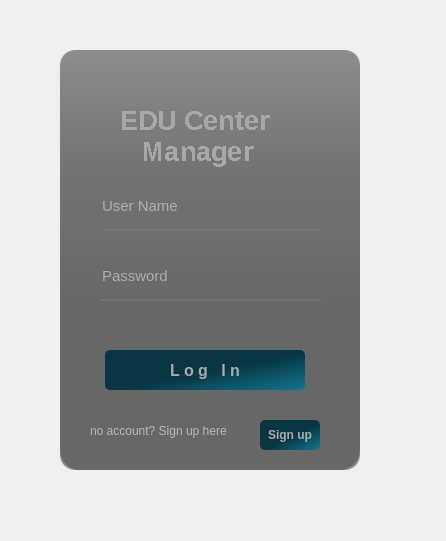
Qt form UIs/loginForm.ui (IxBahy/EDU-center-system) before a commit.
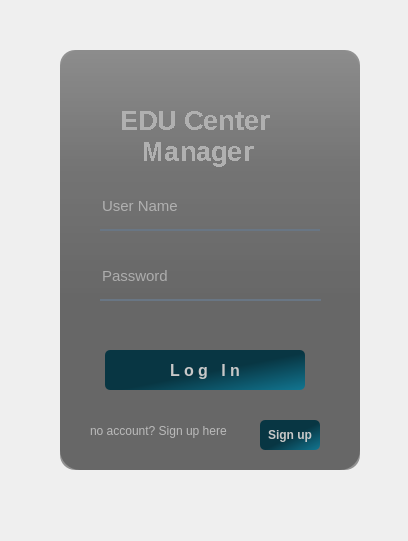
The same form after that commit. Icons and pictures are not drawn.

Diff of the .ui file:
```diff
--- a/UIs/loginForm.ui
+++ b/UIs/loginForm.ui
@@ -6,7 +6,7 @@
    <rect>
     <x>0</x>
     <y>0</y>
-    <width>446</width>
+    <width>408</width>
     <height>541</height>
    </rect>
   </property>
@@ -127,7 +127,7 @@
     </property>
     <property name="styleSheet">
      <string notr="true">color:
-rgba(204, 204, 204,210)</string>
+rgba(204, 204, 204,220)</string>
     </property>
     <property name="text">
      <string>EDU Center
@@ -207,7 +207,7 @@
      <string notr="true">QPushButton#LoginButton{
 	background-color: qlineargradient(spread:pad, x1:0.512, y1:0.512, x2:1, y2:1, stop:0.0447761 rgba(8, 54, 67, 255), stop:1 rgba(18, 118, 145, 255));
 	border-radius:5px;
-color:rgb(170, 170, 170);
+color:rgb(200,200,200);
 }
 QPushButton#LoginButton:hover{	
 	background-color: qlineargradient(spread:pad, x1:0.99, y1:1, x2:0, y2:0, stop:0.119403 rgba(19, 122, 150, 255), stop:0.791045 rgba(37, 44, 38, 255));
@@ -271,7 +271,7 @@
 	
 background-color: qlineargradient(spread:pad, x1:0.512, y1:0.512, x2:1, y2:1, stop:0.0447761 rgba(8, 54, 67, 255), stop:1 rgba(18, 118, 145, 255));
 	border-radius:5px;
-color:rgb(170, 170, 170);
+color:rgb(200,200,200);
 }
 QPushButton#Sign_upButton:hover{	
 	background-color: qlineargradient(spread:pad, x1:0.99, y1:1, x2:0, y2:0, stop:0.119403 rgba(19, 122, 150, 255), stop:0.791045 rgba(37, 44, 38, 255));
```
